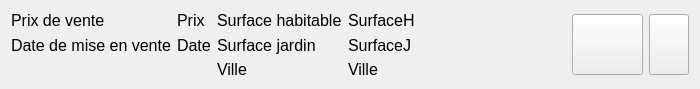
Old version of the form src/Qt/AgenceImmobiliere/widgetbien.ui in the repository Ovan33/Immobilier.
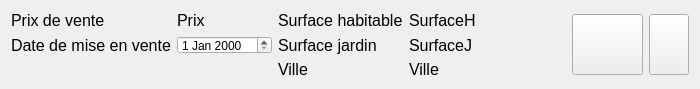
New version of the form. Icons and pictures are not drawn.

Commit message: Mise à jour de la documentation Doxygen, ajout d'un composant date

Patch:
```diff
--- a/src/Qt/AgenceImmobiliere/widgetbien.ui
+++ b/src/Qt/AgenceImmobiliere/widgetbien.ui
@@ -41,7 +41,7 @@
        </property>
       </widget>
      </item>
-     <item row="0" column="1">
+     <item row="0" column="2">
       <widget class="QLabel" name="label_PrixdeVente">
        <property name="font">
         <font>
@@ -54,7 +54,7 @@
        </property>
       </widget>
      </item>
-     <item row="0" column="2">
+     <item row="0" column="3">
       <widget class="QLabel" name="label_SurfaceHabitableEtiquette">
        <property name="font">
         <font>
@@ -67,7 +67,7 @@
        </property>
       </widget>
      </item>
-     <item row="0" column="3">
+     <item row="0" column="4">
       <widget class="QLabel" name="label_SurfaceHabitable">
        <property name="font">
         <font>
@@ -93,20 +93,7 @@
        </property>
       </widget>
      </item>
-     <item row="1" column="1">
-      <widget class="QLabel" name="label_DatedeMiseenVente">
-       <property name="font">
-        <font>
-         <family>Liberation Sans</family>
-         <pointsize>12</pointsize>
-        </font>
-       </property>
-       <property name="text">
-        <string>Date</string>
-       </property>
-      </widget>
-     </item>
-     <item row="1" column="2">
+     <item row="1" column="3">
       <widget class="QLabel" name="label_SurfaceJardinEtiquette">
        <property name="font">
         <font>
@@ -119,7 +106,7 @@
        </property>
       </widget>
      </item>
-     <item row="1" column="3">
+     <item row="1" column="4">
       <widget class="QLabel" name="label_SurfaceJardin">
        <property name="font">
         <font>
@@ -132,20 +119,20 @@
        </property>
       </widget>
      </item>
-     <item row="2" column="2">
-      <widget class="QLabel" name="label_VilleEtiquette">
-       <property name="font">
-        <font>
-         <family>Liberation Sans</family>
-         <pointsize>12</pointsize>
-        </font>
-       </property>
-       <property name="text">
-        <string>Ville</string>
-       </property>
-      </widget>
-     </item>
      <item row="2" column="3">
+      <widget class="QLabel" name="label_VilleEtiquette">
+       <property name="font">
+        <font>
+         <family>Liberation Sans</family>
+         <pointsize>12</pointsize>
+        </font>
+       </property>
+       <property name="text">
+        <string>Ville</string>
+       </property>
+      </widget>
+     </item>
+     <item row="2" column="4">
       <widget class="QLabel" name="label_Ville">
        <property name="font">
         <font>
@@ -158,6 +145,9 @@
        </property>
       </widget>
      </item>
+     <item row="1" column="2">
+      <widget class="QDateEdit" name="dateEdit_dateMiseVente"/>
+     </item>
     </layout>
    </item>
    <item>
```
The commit also changes 69 other files.
